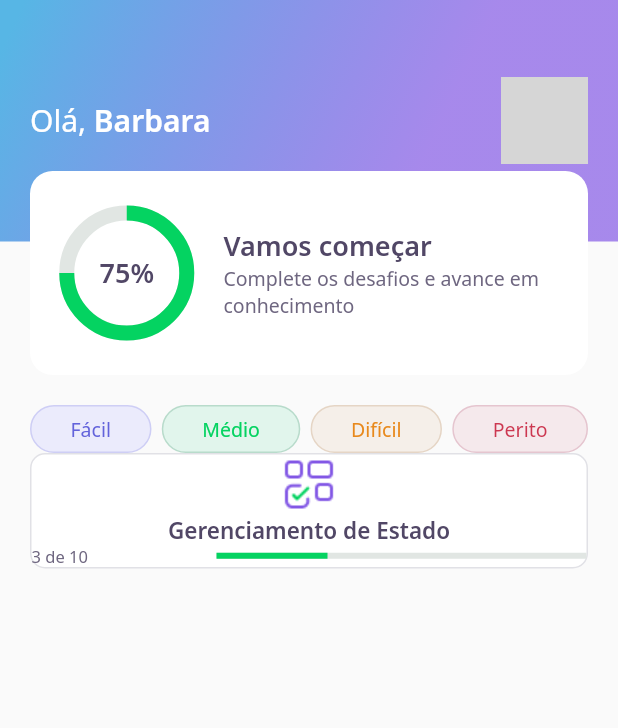
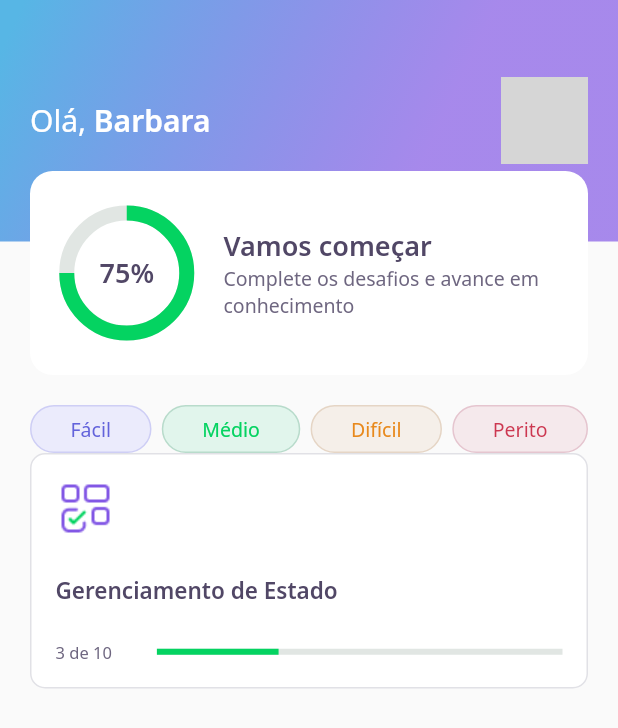
Before and after one commit to barbaracs/Flutter-Quiz, a Flutter app: the screen it shows after launch, on a phone screen of 412 x 824 dp. Shown: the top 728 px of the screen. Run offline on Flutter 3.47's test engine with Material 2 defaults, Android fonts, the phone set to English and light mode, and no system bars; our stand-ins replace google_fonts; network calls fail; grey boxes are pictures that could not be loaded.

Commit message:
created quiz card widget

```diff
--- a/lib/home/widgets/quiz_card/quiz_card_widget.dart
+++ b/lib/home/widgets/quiz_card/quiz_card_widget.dart
@@ -7,6 +7,7 @@ class QuizCardWidget extends StatelessWidget {
   @override
   Widget build(BuildContext context) {
     return Container(
+      padding: EdgeInsets.all(16),
       decoration: BoxDecoration(
           border: Border.fromBorderSide(
             BorderSide(color: AppColors.border),
@@ -14,16 +15,19 @@ class QuizCardWidget extends StatelessWidget {
           color: AppColors.white,
           borderRadius: BorderRadius.circular(10)),
       child: Column(
+        crossAxisAlignment: CrossAxisAlignment.start,
         children: [
           Container(
               height: 40, width: 40, child: Image.asset(AppImages.blocks)),
+          SizedBox(height: 24),
           Text("Gerenciamento de Estado", style: AppTextStyles.heading15),
+          SizedBox(height: 24),
           Row(
             children: [
               Expanded(
                   flex: 1, child: Text("3 de 10", style: AppTextStyles.body11)),
               Expanded(
-                flex: 2,
+                flex: 4,
                 child: LinearProgressIndicator(
                     value: 0.3,
                     backgroundColor: AppColors.chartSecondary,
```
